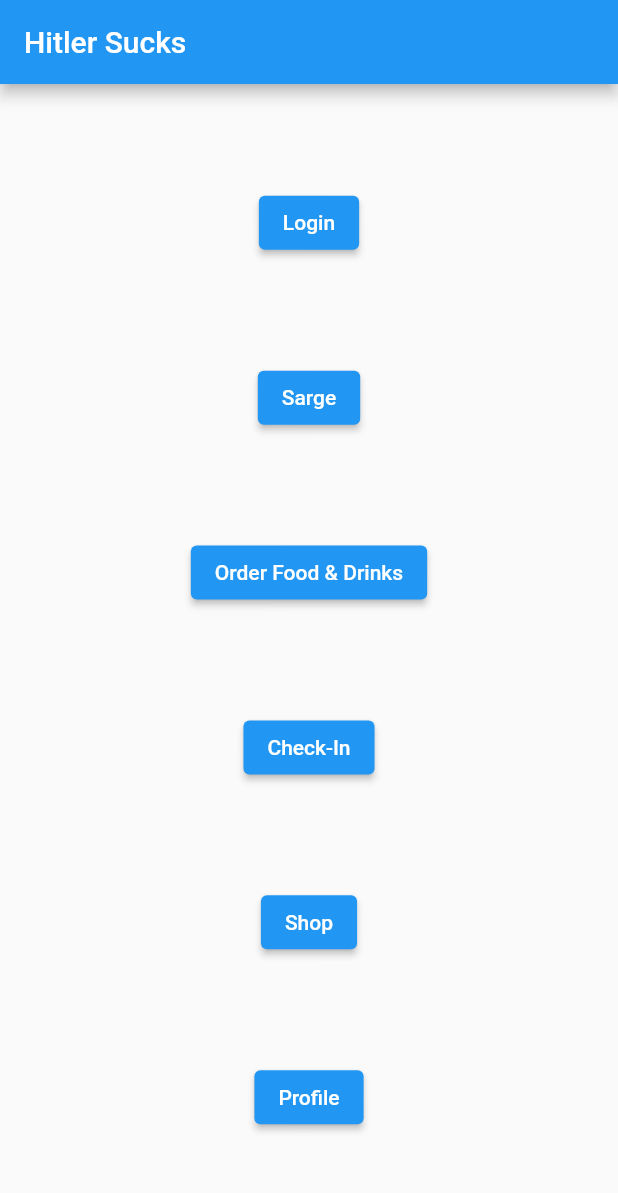
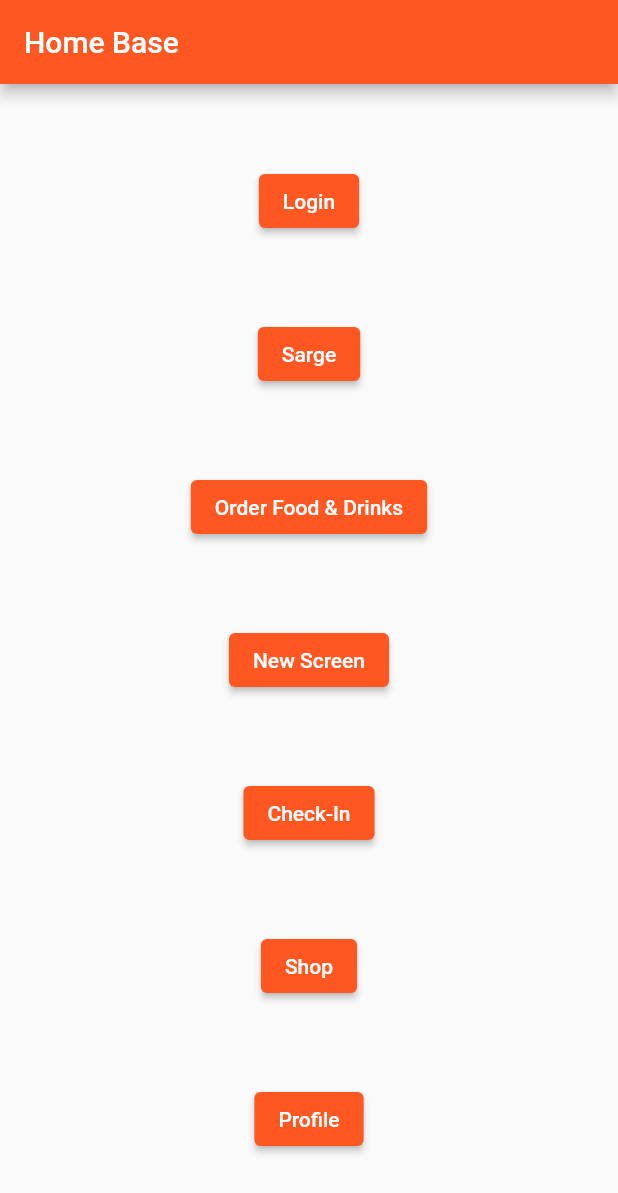
Before and after one commit to sfkjbg/homebase, a Flutter app: the screen it shows after launch, on a phone screen of 412 x 824 dp. Shown: the top 1193 px of the screen. Run offline on Flutter 3.47's test engine with Material 2 defaults, Android fonts, the phone set to English and light mode, and no system bars.

```diff
--- a/lib/main.dart
+++ b/lib/main.dart
@@ -36,6 +36,7 @@
 import 'package:flutter/material.dart';
 import 'package:home_base/screens/home_page.dart';
 import 'package:home_base/screens/login_page.dart';
+import 'package:home_base/screens/new_screen_from_web.dart';
 import 'package:home_base/screens/order_page.dart';
 import 'package:home_base/screens/profile_page.dart';
 import 'package:home_base/screens/reservation_page.dart';
@@ -54,7 +55,7 @@ class MyApp extends StatelessWidget {
     return MaterialApp(
       title: 'Your App Title',
       theme: ThemeData(
-        primarySwatch: Colors.blue,
+        primarySwatch: Colors.deepOrange,
       ),
       initialRoute: '/home_page',
       routes: {
@@ -66,7 +67,8 @@ class MyApp extends StatelessWidget {
         '/shop_page': (context) => ShopPage(),
         '/wallet_page': (context) => WalletPage(),
         '/settings_page': (context) => SettingsPage(),
-        '/check_in_page': (context) => CheckInPage()
+        '/check_in_page': (context) => CheckInPage(),
+        '/new_screen_from_web': (context) =>  NewScreenFromWeb(),
       },
     );
   }
--- a/lib/screens/home_page.dart
+++ b/lib/screens/home_page.dart
@@ -9,7 +9,7 @@ class HomePage extends StatelessWidget {
       // Scaffold is a basic app structure with app bar, body, etc.
       appBar: AppBar(
         // AppBar is the top app bar with a title.
-        title: const Text('Hitler Sucks'),
+        title: const Text('Home Base'),
       ),
       body: Center(
         // Center widget aligns its child in the center of the screen.
@@ -44,6 +44,15 @@ class HomePage extends StatelessWidget {
               },
               child: const Text('Order Food & Drinks'),
             ),
+
+            ElevatedButton(
+              onPressed: () {
+                // Navigator.pushNamed(context, '/order');
+                Navigator.pushNamed(context, '/new_screen_from_web'); // Use the correct route name
+              },
+              child: const Text('New Screen'),
+            ),
+
             ElevatedButton(
               onPressed: () {
                 Navigator.pushNamed(context, '/check_in_page');
--- /dev/null
+++ b/lib/screens/new_screen_from_web.dart
@@ -0,0 +1,16 @@
+
+import 'package:flutter/material.dart';
+
+class NewScreenFromWeb extends StatelessWidget {
+  @override
+  Widget build(BuildContext context) {
+    return Scaffold(
+      appBar: AppBar(
+        title: Text('new_screen'),
+      ),
+      body: Center(
+        child: Text('New Screen Content'),
+      ),
+    );
+  }
+}
```
Also changed, not shown: 32 other files.
